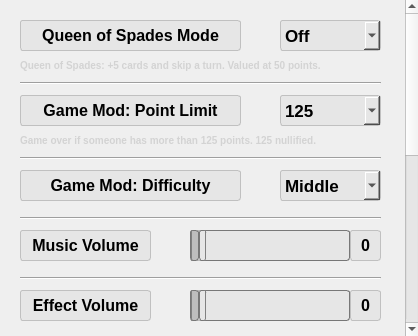
Dandddyy/Bridge, file optionwindow.ui: the form before one commit.
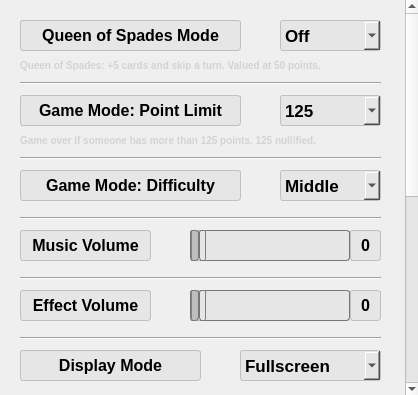
The form after the commit.

```diff
--- a/optionwindow.ui
+++ b/optionwindow.ui
@@ -7,7 +7,7 @@
     <x>0</x>
     <y>0</y>
     <width>418</width>
-    <height>336</height>
+    <height>395</height>
    </rect>
   </property>
   <property name="windowTitle">
@@ -28,7 +28,7 @@
      <x>-1</x>
      <y>-1</y>
      <width>421</width>
-     <height>338</height>
+     <height>398</height>
     </rect>
    </property>
    <property name="styleSheet">
@@ -70,20 +70,20 @@
       <x>0</x>
       <y>0</y>
       <width>409</width>
-      <height>729</height>
+      <height>799</height>
      </rect>
     </property>
     <property name="minimumSize">
      <size>
       <width>0</width>
-      <height>729</height>
+      <height>799</height>
      </size>
     </property>
     <widget class="QTextEdit" name="textEdit">
      <property name="geometry">
       <rect>
        <x>20</x>
-       <y>350</y>
+       <y>420</y>
        <width>361</width>
        <height>361</height>
       </rect>
@@ -416,7 +416,7 @@
     font: bold;</string>
      </property>
      <property name="text">
-      <string>Game Mod: Difficulty</string>
+      <string>Game Mode: Difficulty</string>
      </property>
      <property name="alignment">
       <set>Qt::AlignCenter</set>
@@ -442,7 +442,7 @@
     font: bold;</string>
      </property>
      <property name="text">
-      <string>Game Mod: Point Limit</string>
+      <string>Game Mode: Point Limit</string>
      </property>
      <property name="alignment">
       <set>Qt::AlignCenter</set>
@@ -679,6 +679,78 @@
       <set>Qt::AlignCenter</set>
      </property>
     </widget>
+    <widget class="QLabel" name="label_10">
+     <property name="geometry">
+      <rect>
+       <x>20</x>
+       <y>350</y>
+       <width>181</width>
+       <height>31</height>
+      </rect>
+     </property>
+     <property name="styleSheet">
+      <string notr="true">font-family: &quot;Segoe UI&quot;;
+    font-size: 12pt;
+    border: 1px solid;
+    border-color: rgb(192,192,192); 
+    border-radius: 3px; 
+ background-color: rgb(230,230,230);
+    color: black;
+    font: bold;</string>
+     </property>
+     <property name="text">
+      <string>Display Mode</string>
+     </property>
+     <property name="alignment">
+      <set>Qt::AlignCenter</set>
+     </property>
+    </widget>
+    <widget class="QComboBox" name="comboBox_4">
+     <property name="geometry">
+      <rect>
+       <x>240</x>
+       <y>350</y>
+       <width>141</width>
+       <height>31</height>
+      </rect>
+     </property>
+     <property name="layoutDirection">
+      <enum>Qt::LeftToRight</enum>
+     </property>
+     <property name="styleSheet">
+      <string notr="true">font-family: &quot;Segoe UI&quot;;
+    font-size: 13pt;
+    border: 1px solid;
+    border-color: rgb(192,192,192); 
+    border-radius: 3px; 
+ background-color: rgb(230,230,230);
+    color: black;
+    font: bold;</string>
+     </property>
+     <item>
+      <property name="text">
+       <string>Fullscreen</string>
+      </property>
+     </item>
+     <item>
+      <property name="text">
+       <string>Windowed</string>
+      </property>
+     </item>
+    </widget>
+    <widget class="Line" name="line_6">
+     <property name="geometry">
+      <rect>
+       <x>20</x>
+       <y>390</y>
+       <width>361</width>
+       <height>16</height>
+      </rect>
+     </property>
+     <property name="orientation">
+      <enum>Qt::Horizontal</enum>
+     </property>
+    </widget>
    </widget>
   </widget>
  </widget>
```
